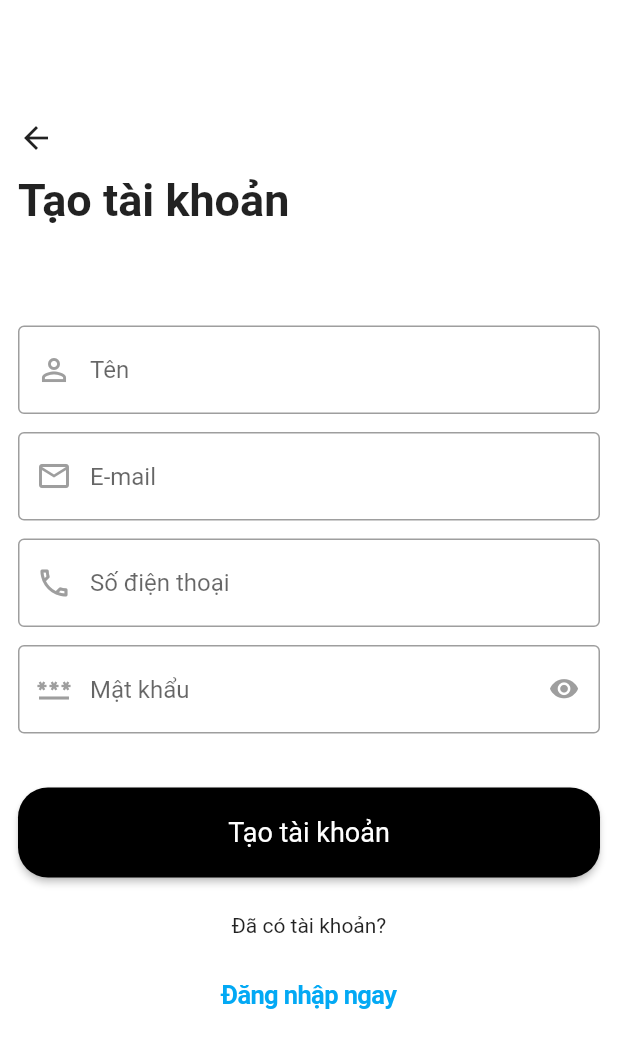
After one commit to TrieuTkien02/POD-Mobile-App, a Flutter app: the SignUp screen opened directly, on a phone screen of 412 x 824 dp. The commit adds this screen. Shown: the top 1048 px of the screen. Run offline on Flutter 3.47's test engine with Material 2 defaults, Android fonts, the phone set to English and light mode, and no system bars; our stand-ins replace fluttertoast.

Commit message:
Done Splash, Welcome, Start, SignUp, LogIn

```diff
--- a/lib/constants/theme.dart
+++ b/lib/constants/theme.dart
@@ -22,7 +22,7 @@ ThemeData themeData = ThemeData(
     ),
     elevatedButtonTheme: ElevatedButtonThemeData(
       style: ElevatedButton.styleFrom(
-        backgroundColor: Colors.red,
+        backgroundColor: Colors.black,
         textStyle: const TextStyle(
           fontSize: 18.0,
         ),
--- /dev/null
+++ b/lib/screens/ui_auth/sign_up.dart
@@ -0,0 +1,161 @@
+// ignore_for_file: use_build_context_synchronously
+import 'package:flutter/cupertino.dart';
+import 'package:flutter/material.dart';
+import '../../constants/routes.dart';
+import '../../widgets/primary_button.dart';
+
+
+class SignUp extends StatefulWidget {
+  const SignUp({super.key});
+
+  @override
+  State<SignUp> createState() => _SignUpState();
+}
+
+class _SignUpState extends State<SignUp> {
+  bool isShowPassword = true;
+  TextEditingController password = TextEditingController();
+  TextEditingController email = TextEditingController();
+
+  TextEditingController name = TextEditingController();
+  TextEditingController phone = TextEditingController();
+  @override
+  Widget build(BuildContext context) {
+    return Scaffold(
+      body: SingleChildScrollView(
+        child: Padding(
+          padding: const EdgeInsets.all(12.0),
+          child: Column(
+            crossAxisAlignment: CrossAxisAlignment.start,
+            children: [
+              const SizedBox(
+                height: kToolbarHeight + 12,
+              ),
+              GestureDetector(
+                  onTap: () {
+                    Navigator.of(context).pop();
+                  },
+                  child: const Icon(Icons.arrow_back)),
+              const SizedBox(
+                height: 12.0,
+              ),
+              const Text(
+                "Tạo tài khoản",
+                style: TextStyle(
+                  fontSize: 30.0,
+                  fontWeight: FontWeight.bold,
+                ),
+              ),
+              const SizedBox(
+                height: 20,
+              ),
+              const SizedBox(
+                height: 46.0,
+              ),
+              TextFormField(
+                controller: name,
+                decoration: const InputDecoration(
+                  hintText: "Tên",
+                  prefixIcon: Icon(
+                    Icons.person_outline,
+                  ),
+                ),
+              ),
+              const SizedBox(
+                height: 12.0,
+              ),
+              TextFormField(
+                controller: email,
+                keyboardType: TextInputType.emailAddress,
+                decoration: const InputDecoration(
+                  hintText: "E-mail",
+                  prefixIcon: Icon(
+                    Icons.email_outlined,
+                  ),
+                ),
+              ),
+              const SizedBox(
+                height: 12.0,
+              ),
+              TextFormField(
+                controller: phone,
+                keyboardType: TextInputType.phone,
+                decoration: const InputDecoration(
+                  hintText: "Số điện thoại",
+                  prefixIcon: Icon(
+                    Icons.phone_outlined,
+                  ),
+                ),
+              ),
+              const SizedBox(
+                height: 12.0,
+              ),
+              TextFormField(
+                controller: password,
+                obscureText: isShowPassword,
+                decoration: InputDecoration(
+                  hintText: "Mật khẩu",
+                  prefixIcon: const Icon(
+                    Icons.password_sharp,
+                  ),
+                  suffixIcon: CupertinoButton(
+                      onPressed: () {
+                        setState(() {
+                          isShowPassword = !isShowPassword;
+                        });
+                      },
+                      padding: EdgeInsets.zero,
+                      child: Icon(
+                        isShowPassword
+                            ? Icons.visibility
+                            : Icons.visibility_off,
+                        color: Colors.grey,
+                      )),
+                ),
+              ),
+              const SizedBox(
+                height: 36.0,
+              ),
+              PrimaryButton(
+                title: "Tạo tài khoản",
+                onPressed: () async {
+                  // bool isVaildated = signUpVaildation(
+                  //     email.text, password.text, name.text, phone.text);
+                  // if (isVaildated) {
+                  //   bool isLogined = await FirebaseAuthHelper.instance
+                  //       .signUp(name.text, email.text, password.text, context);
+                  //   if (isLogined) {
+                  //     Routes.instance.pushAndRemoveUntil(
+                  //         widget: const CustomBottomBar(), context: context);
+                  //   }
+                  // }
+                },
+              ),
+              const SizedBox(
+                height: 24.0,
+              ),
+              const Center(child: Text("Đã có tài khoản?")),
+              const SizedBox(
+                height: 12.0,
+              ),
+              Center(
+                child: CupertinoButton(
+                  onPressed: () {
+                    Navigator.of(context).pop();
+                  },
+                  child: const Text(
+                    "Đăng nhập ngay",
+                    style: TextStyle(
+                      color: Colors.lightBlue,
+                      fontWeight: FontWeight.bold,
+                      ),
+                  ),
+                ),
+              ),
+            ],
+          ),
+        ),
+      ),
+    );
+  }
+}
--- a/lib/widgets/primary_button.dart
+++ b/lib/widgets/primary_button.dart
@@ -8,10 +8,15 @@ class PrimaryButton extends StatelessWidget {
   @override
   Widget build(BuildContext context) {
     return SizedBox(
-      height: 45,
+      height: 60,
       width: double.infinity,
       child: ElevatedButton(
         onPressed: onPressed,
+        style: ElevatedButton.styleFrom(
+          shape: RoundedRectangleBorder(
+            borderRadius: BorderRadius.circular(20), // Đặt bán kính bo tròn
+          ),
+        ),
         child: Text(title),
       ),
     );
--- a/pubspec.yaml
+++ b/pubspec.yaml
@@ -36,6 +36,7 @@ dependencies:
   # Use with the CupertinoIcons class for iOS style icons.
   cupertino_icons: ^1.0.2
   flutter_native_splash: ^2.3.0
+  fluttertoast: ^8.2.1
 
 dev_dependencies:
   flutter_test:
```
Also changed, not shown: lib/constants/constants.dart (added, +114 -0 lines), lib/constants/routes.dart (added, +40 -0 lines), lib/screens/ui_auth/login.dart (added, +134 -0 lines), lib/screens/ui_auth/start.dart (added, +59 -0 lines), lib/screens/ui_auth/welcome.dart (+31 -37 lines), pubspec.lock.
